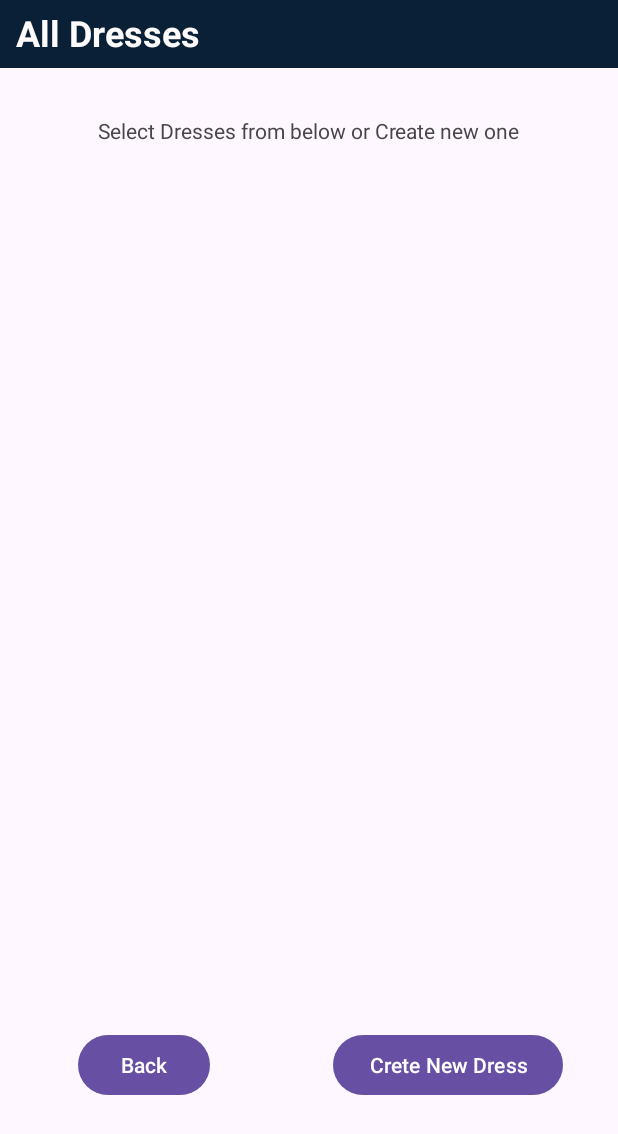
After one commit to janitha-heshan/SaluMate, an Android app: the AllDressesActivity screen opened directly, with no data from a screen before it, on a phone screen of 412 x 824 dp. The commit adds this screen. Shown: the top 1134 px of the screen. Run offline under Robolectric (Android 15) with nearby library versions, the phone set to English and light mode, and no system bars.

Commit message:
All Dresses Logic Created

```diff
--- /dev/null
+++ b/app/src/main/java/com/university/salumate/AllDressesActivity.java
@@ -0,0 +1,59 @@
+package com.university.salumate;
+
+import android.content.Intent;
+import android.database.Cursor;
+import android.os.Bundle;
+import android.widget.ListView;
+
+import androidx.activity.EdgeToEdge;
+import androidx.appcompat.app.AppCompatActivity;
+import androidx.core.graphics.Insets;
+import androidx.core.view.ViewCompat;
+import androidx.core.view.WindowInsetsCompat;
+
+import java.util.ArrayList;
+import java.util.HashMap;
+
+public class AllDressesActivity extends AppCompatActivity {
+
+    ListView listView;
+    ArrayList<HashMap<String, String>> dressesList = new ArrayList<>();
+    DressAdapter adapter;
+    DBHandler db;
+
+    @Override
+    protected void onCreate(Bundle savedInstanceState) {
+        super.onCreate(savedInstanceState);
+        setContentView(R.layout.activity_all_dresses);
+
+        listView = findViewById(R.id.listDresses);
+        db = new DBHandler(this);
+
+        loadDresses();
+
+        findViewById(R.id.btn_NewCustomer).setOnClickListener(v -> {
+            startActivity(new Intent(this, CreateDressActivity.class));
+        });
+
+        findViewById(R.id.btn_BackToDashboard).setOnClickListener(v -> {
+            startActivity(new Intent(this, DashboardActivity.class));
+            finish();
+        });
+    }
+
+    private void loadDresses() {
+        dressesList.clear();
+        Cursor cursor = db.getAllDresses();
+        if (cursor.moveToFirst()) {
+            do {
+                HashMap<String, String> item = new HashMap<>();
+                item.put("dress_template_id", cursor.getString(cursor.getColumnIndexOrThrow("dress_template_id")));
+                item.put("dress_name", cursor.getString(cursor.getColumnIndexOrThrow("dress_name")));
+                item.put("updated_at", cursor.getString(cursor.getColumnIndexOrThrow("updated_at")));
+                dressesList.add(item);
+            } while (cursor.moveToNext());
+        }
+        adapter = new DressAdapter(this, dressesList);
+        listView.setAdapter(adapter);
+    }
+}
--- a/app/src/main/java/com/university/salumate/DBHandler.java
+++ b/app/src/main/java/com/university/salumate/DBHandler.java
@@ -196,5 +196,16 @@ public class DBHandler extends SQLiteOpenHelper {
         return rows > 0;
     }
 
+    //handling dresses UI
+    public Cursor getAllDresses() {
+        SQLiteDatabase db = this.getReadableDatabase();
+        return db.rawQuery("SELECT * FROM DressTemplates", null);
+    }
+
+    public boolean deleteDress(long id) {
+        SQLiteDatabase db = this.getWritableDatabase();
+        return db.delete("DressTemplates", "dress_template_id=?", new String[]{String.valueOf(id)}) > 0;
+    }
+
 
 }
--- /dev/null
+++ b/app/src/main/res/layout/activity_all_dresses.xml
@@ -0,0 +1,68 @@
+<?xml version="1.0" encoding="utf-8"?>
+<androidx.constraintlayout.widget.ConstraintLayout xmlns:android="http://schemas.android.com/apk/res/android"
+    xmlns:app="http://schemas.android.com/apk/res-auto"
+    xmlns:tools="http://schemas.android.com/tools"
+    android:id="@+id/main"
+    android:layout_width="match_parent"
+    android:layout_height="match_parent"
+    tools:context=".AllDressesActivity">
+
+    <TextView
+        android:id="@+id/textView5"
+        android:layout_width="413dp"
+        android:layout_height="45dp"
+        android:background="#092037"
+        android:padding="5dp"
+        android:paddingStart="5dp"
+        android:paddingLeft="5dp"
+        android:paddingTop="5dp"
+        android:paddingEnd="5dp"
+        android:paddingRight="5dp"
+        android:paddingBottom="5dp"
+        android:text=" All Dresses"
+        android:textColor="#FDFBFB"
+        android:textSize="24sp"
+        android:textStyle="bold"
+        app:layout_constraintEnd_toEndOf="parent"
+        app:layout_constraintTop_toTopOf="parent" />
+
+    <TextView
+        android:id="@+id/textView6"
+        android:layout_width="wrap_content"
+        android:layout_height="wrap_content"
+        android:layout_marginTop="32dp"
+        android:text="Select Dresses from below or Create new one"
+        app:layout_constraintEnd_toEndOf="parent"
+        app:layout_constraintStart_toStartOf="parent"
+        app:layout_constraintTop_toBottomOf="@+id/textView5" />
+
+    <Button
+        android:id="@+id/btn_NewCustomer"
+        android:layout_width="wrap_content"
+        android:layout_height="wrap_content"
+        android:text="Crete New Dress"
+        app:layout_constraintBottom_toBottomOf="parent"
+        app:layout_constraintEnd_toEndOf="parent"
+        app:layout_constraintHorizontal_bias="0.692"
+        app:layout_constraintStart_toEndOf="@+id/btn_BackToDashboard"
+        app:layout_constraintTop_toBottomOf="@+id/listDresses" />
+
+    <ListView
+        android:id="@+id/listDresses"
+        android:layout_width="415dp"
+        android:layout_height="463dp"
+        android:layout_marginTop="36dp"
+        app:layout_constraintTop_toBottomOf="@+id/textView6"
+        tools:layout_editor_absoluteX="-1dp" />
+
+    <Button
+        android:id="@+id/btn_BackToDashboard"
+        android:layout_width="wrap_content"
+        android:layout_height="wrap_content"
+        android:layout_marginStart="52dp"
+        android:text="Back"
+        app:layout_constraintBottom_toBottomOf="parent"
+        app:layout_constraintStart_toStartOf="parent"
+        app:layout_constraintTop_toBottomOf="@+id/listDresses" />
+
+</androidx.constraintlayout.widget.ConstraintLayout>
```
Also changed, not shown: app/src/main/AndroidManifest.xml (+9 -0 lines), app/src/main/java/com/university/salumate/CreateDressActivity.java (added, +24 -0 lines), app/src/main/java/com/university/salumate/DashboardActivity.java (+10 -1 lines), app/src/main/java/com/university/salumate/DressAdapter.java (added, +89 -0 lines), app/src/main/java/com/university/salumate/UpdateDressActivity.java (added, +24 -0 lines), app/src/main/res/layout/activity_create_dress.xml (added, +10 -0 lines), app/src/main/res/layout/activity_dashboard.xml (+17 -3 lines), app/src/main/res/layout/activity_update_dress.xml (added, +10 -0 lines).
